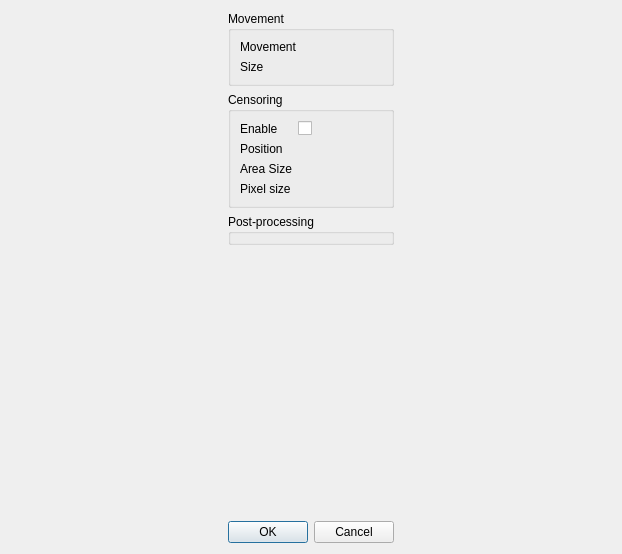
Before: the Qt Designer form interface/gui/visualisations/AnimatorUI.ui in spillerrec/Overmix, drawn with Qt 5.
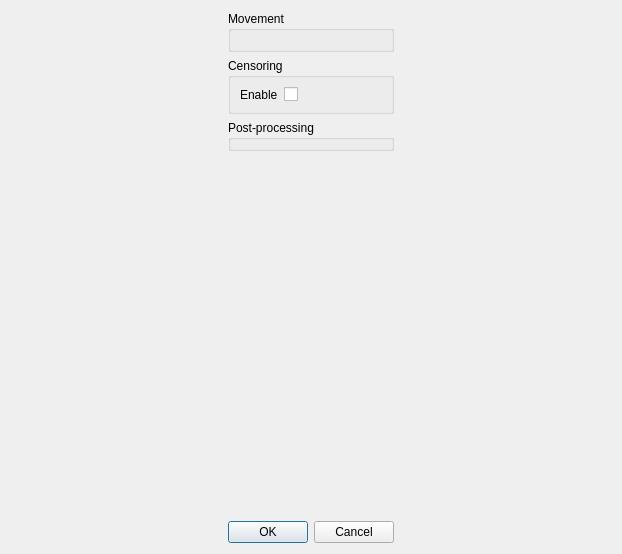
After: the same form once the commit is applied.

What changed in the file:
```diff
--- a/interface/gui/visualisations/AnimatorUI.ui
+++ b/interface/gui/visualisations/AnimatorUI.ui
@@ -25,20 +25,6 @@
         <property name="fieldGrowthPolicy">
          <enum>QFormLayout::AllNonFixedFieldsGrow</enum>
         </property>
-        <item row="0" column="0">
-         <widget class="QLabel" name="label_2">
-          <property name="text">
-           <string>Movement</string>
-          </property>
-         </widget>
-        </item>
-        <item row="1" column="0">
-         <widget class="QLabel" name="label">
-          <property name="text">
-           <string>Size</string>
-          </property>
-         </widget>
-        </item>
        </layout>
       </widget>
      </item>
@@ -48,13 +34,9 @@
         <string>Censoring</string>
        </property>
        <layout class="QFormLayout" name="censor_layout">
-        <item row="0" column="1">
-         <widget class="QCheckBox" name="checkBox">
-          <property name="text">
-           <string/>
-          </property>
-         </widget>
-        </item>
+        <property name="fieldGrowthPolicy">
+         <enum>QFormLayout::AllNonFixedFieldsGrow</enum>
+        </property>
         <item row="0" column="0">
          <widget class="QLabel" name="label_3">
           <property name="text">
@@ -62,24 +44,10 @@
           </property>
          </widget>
         </item>
-        <item row="1" column="0">
-         <widget class="QLabel" name="label_4">
+        <item row="0" column="1">
+         <widget class="QCheckBox" name="enable_censor">
           <property name="text">
-           <string>Position</string>
-          </property>
-         </widget>
-        </item>
-        <item row="2" column="0">
-         <widget class="QLabel" name="label_5">
-          <property name="text">
-           <string>Area Size</string>
-          </property>
-         </widget>
-        </item>
-        <item row="3" column="0">
-         <widget class="QLabel" name="label_6">
-          <property name="text">
-           <string>Pixel size</string>
+           <string/>
           </property>
          </widget>
         </item>
```
